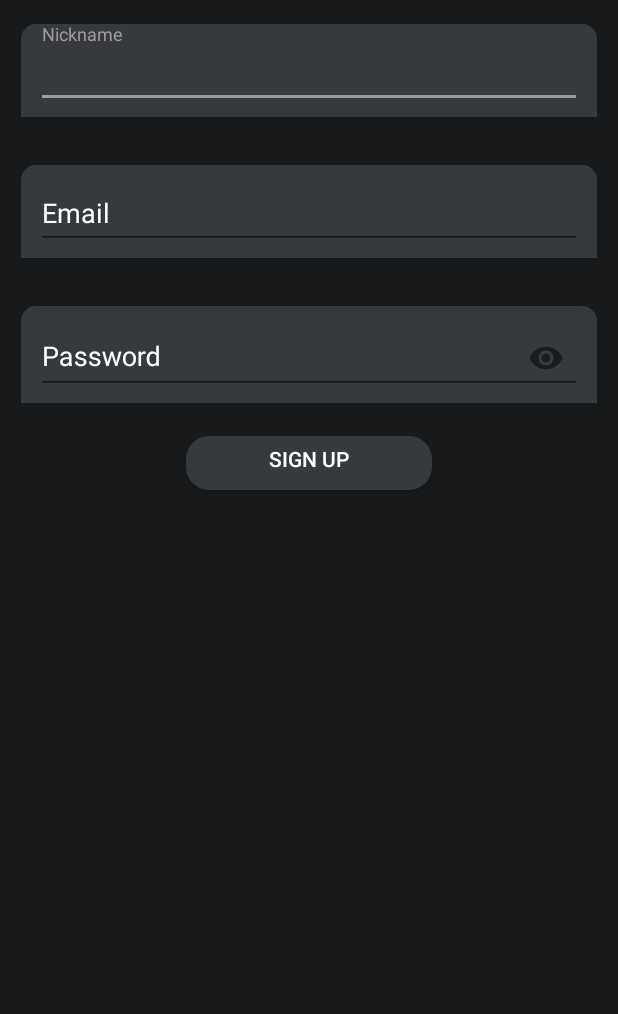
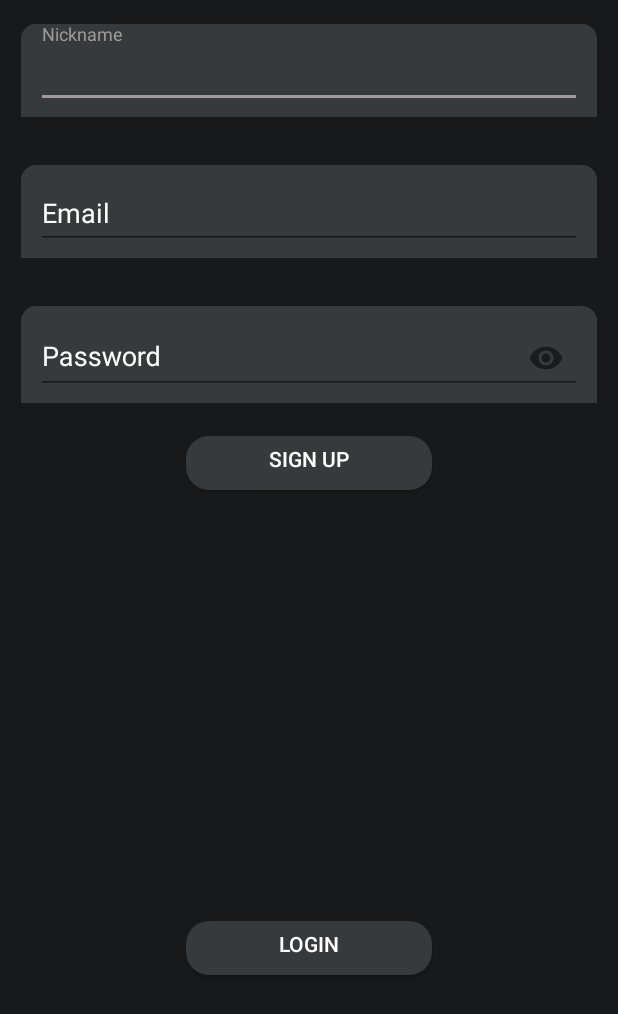
Before and after one commit to AKSUMRUS/Students-Lab2, an Android app: the screen it shows after launch (RegistrationActivity), on a phone screen of 412 x 824 dp, the part 222-1236 px from its top. Run offline under Robolectric (Android 15) with nearby library versions, the phone set to English and light mode, and no system bars; our stand-ins replace Firebase (no records; nobody signed in at launch, a user with empty details on screens opened directly).

Commit message:
Reg Final

```diff
--- a/app/src/main/java/com/ledokol/studentslab/registration/RegistrationActivity.java
+++ b/app/src/main/java/com/ledokol/studentslab/registration/RegistrationActivity.java
@@ -31,7 +31,7 @@ import java.util.Random;
 public class RegistrationActivity extends AppCompatActivity {
     private FirebaseAuth mAuth;
     EditText nickname,email,password;
-    Button signUpButton;
+    Button signUpButton,loginButton;
 
     @Override
     protected void onCreate(Bundle savedInstanceState) {
@@ -43,6 +43,7 @@ public class RegistrationActivity extends AppCompatActivity {
         password = findViewById(R.id.password_input);
 
         signUpButton = findViewById(R.id.sign_up_button);
+        loginButton = findViewById(R.id.login_button);
 
         signUpButton.setOnClickListener(new View.OnClickListener() {
             @Override
@@ -50,6 +51,13 @@ public class RegistrationActivity extends AppCompatActivity {
                 if(!nickname.getText().toString().isEmpty() && !email.getText().toString().isEmpty() && !password.getText().toString().isEmpty()){
                     signUp(email.getText().toString(),password.getText().toString(),nickname.getText().toString());
                 }
+            }
+        });
+
+        loginButton.setOnClickListener(new View.OnClickListener() {
+            @Override
+            public void onClick(View v) {
+                logIn();
             }
         });
     }
@@ -182,4 +190,9 @@ public class RegistrationActivity extends AppCompatActivity {
 
         }
     }
+
+    void logIn(){
+        Intent intent = new Intent(RegistrationActivity.this,LoginActivity.class);
+        startActivity(intent);
+    }
 }
--- a/app/src/main/res/layout/activity_registration.xml
+++ b/app/src/main/res/layout/activity_registration.xml
@@ -56,6 +56,7 @@
             android:textColorLink="@color/colorWhite"
             android:textColorHint="@color/colorWhite"
             android:id="@+id/email_input"
+            android:inputType="textEmailAddress"
             />
 
     </com.google.android.material.textfield.TextInputLayout>
@@ -98,4 +99,21 @@
         android:background="@drawable/rounded_button"
         android:textColor="@color/colorWhite"
         android:text="@string/sign_up" />
+
+
+    <RelativeLayout
+        android:layout_width="match_parent"
+        android:layout_height="match_parent"
+        android:gravity="bottom"
+        android:layout_marginBottom="20dp">
+    <Button
+        android:id="@+id/login_button"
+        android:layout_width="match_parent"
+        android:layout_height="wrap_content"
+        android:layout_marginRight="120dp"
+        android:layout_marginLeft="120dp"
+        android:background="@drawable/rounded_button"
+        android:textColor="@color/colorWhite"
+        android:text="@string/login" />
+    </RelativeLayout>
 </LinearLayout>
```
Also changed, not shown: app/src/main/java/com/ledokol/studentslab/create/CreateEvent.java (+52 -16 lines), app/src/main/res/layout/activity_login.xml (+19 -11 lines).
